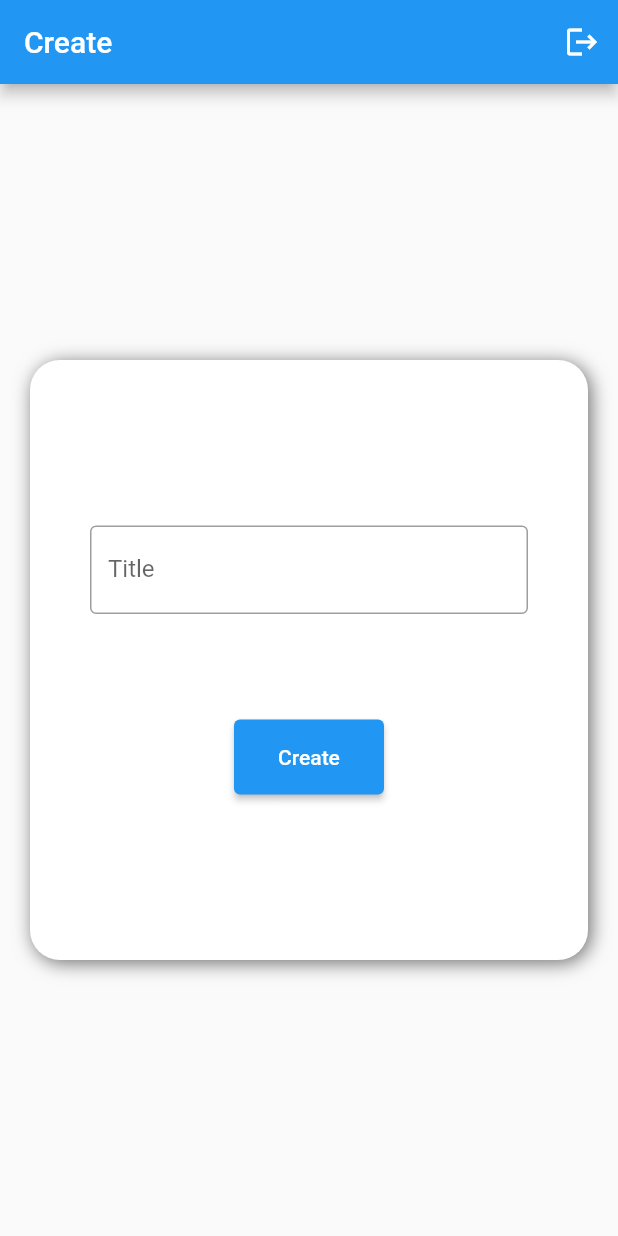
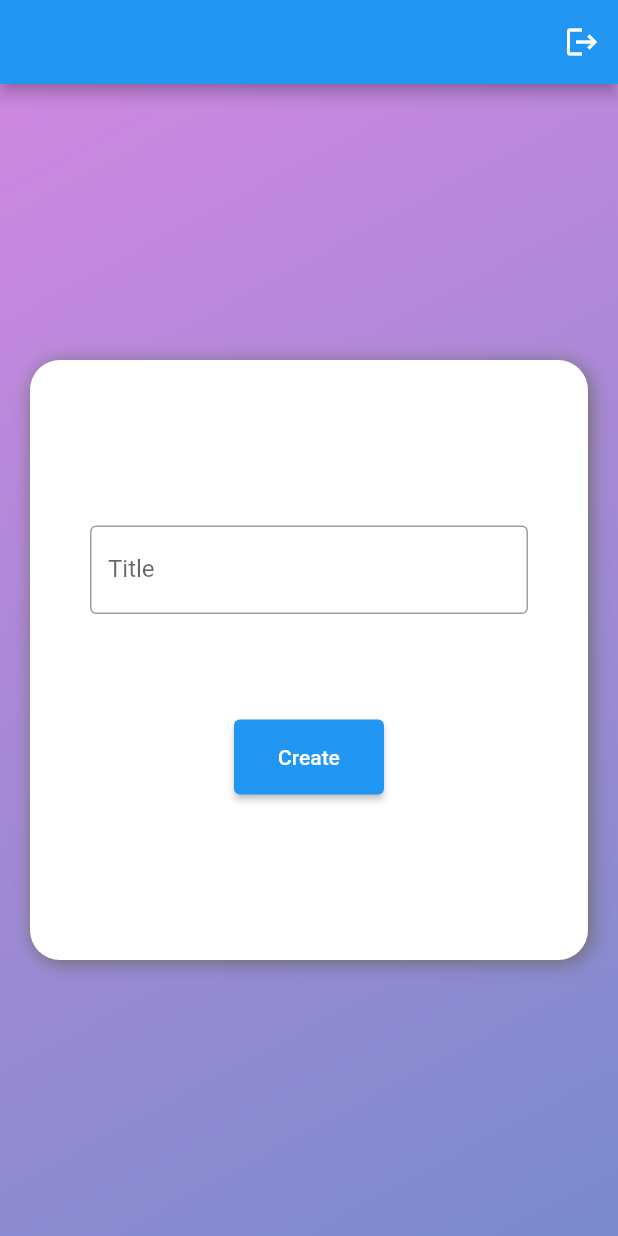
Before and after one commit to arieltl/todo_list, a Flutter app: the screen it shows once a user with an empty profile is signed in, on a phone screen of 412 x 824 dp. Run offline on Flutter 3.47's test engine with Material 2 defaults, Android fonts, the phone set to English and light mode, and no system bars; our stand-ins replace firebase_auth, firebase_core; accounts and stored records are empty.

Commit message:
Adição LinearGradient

```diff
--- a/lib/pages/homepage.dart
+++ b/lib/pages/homepage.dart
@@ -18,18 +18,32 @@ class _CreateTodoPageState extends State<CreateTodoPage> {
   @override
   Widget build(BuildContext context) {
     return Scaffold(
-      appBar: AppBar(title: const Text("Create"),
+      appBar: AppBar(
       actions: [
         IconButton(onPressed: (){_signOut();}, icon: const Icon(Icons.logout))
       ],),
-      body: Center(child: Container(
+      body: Stack(
+        fit: StackFit.passthrough,
+        children: <Widget>[
+          Container(
+            decoration: const BoxDecoration(
+              gradient: LinearGradient(
+                begin: Alignment.topLeft,
+                end: Alignment.bottomRight,
+                colors: [
+                  Color.fromARGB(150, 176, 55, 206),
+                  Color.fromARGB(150, 31, 61, 171),
+                ]
+              )
+            ),
+          ),
+          Center(child: Container(
             margin: const EdgeInsets.all(20),
             constraints: const BoxConstraints(maxHeight: 400, maxWidth: 500),
             decoration: BoxDecoration(
               color: Colors.white,
               borderRadius: BorderRadius.circular(20),
-          // ignore: prefer_const_literals_to_create_immutables
-          boxShadow: [const BoxShadow(blurRadius: 10,color: Color.fromARGB(255, 109, 109, 109), offset: Offset(2, 2))]
+              boxShadow: const [BoxShadow(blurRadius: 10,color: Color.fromARGB(255, 109, 109, 109), offset: Offset(2, 2))]
             ),
             padding: const EdgeInsets.all(40),
             child: Column(
@@ -49,6 +63,8 @@ class _CreateTodoPageState extends State<CreateTodoPage> {
               ],
             ),
           )),
+        ]
+      ),
     );
   }
 }
```
Lines whose indentation alone changed are shown as unchanged.
